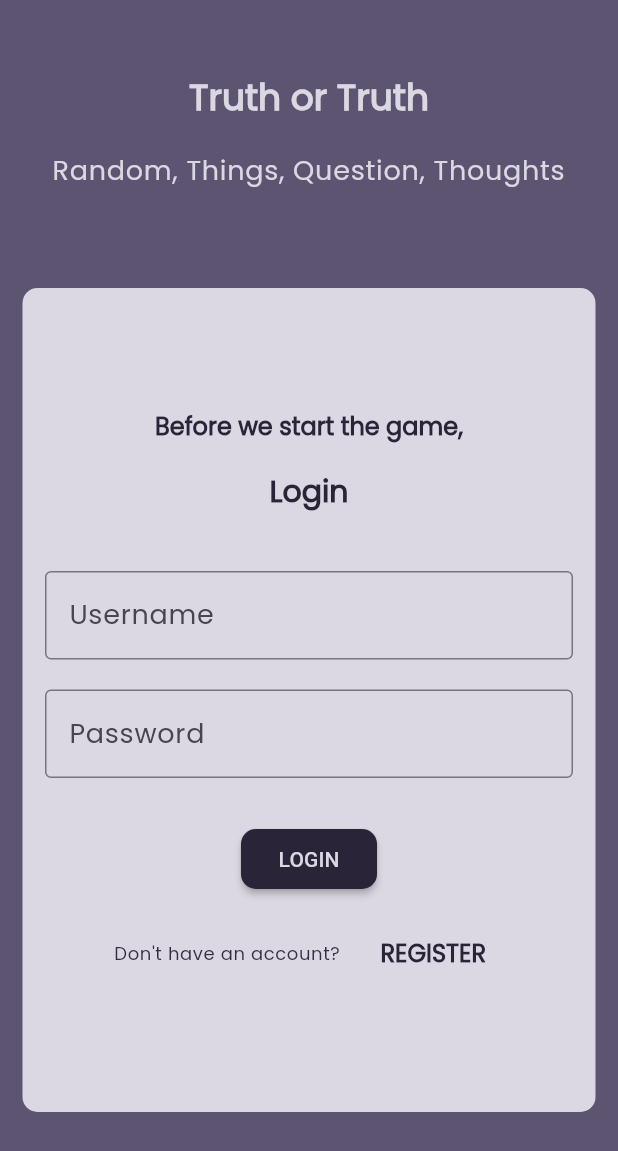
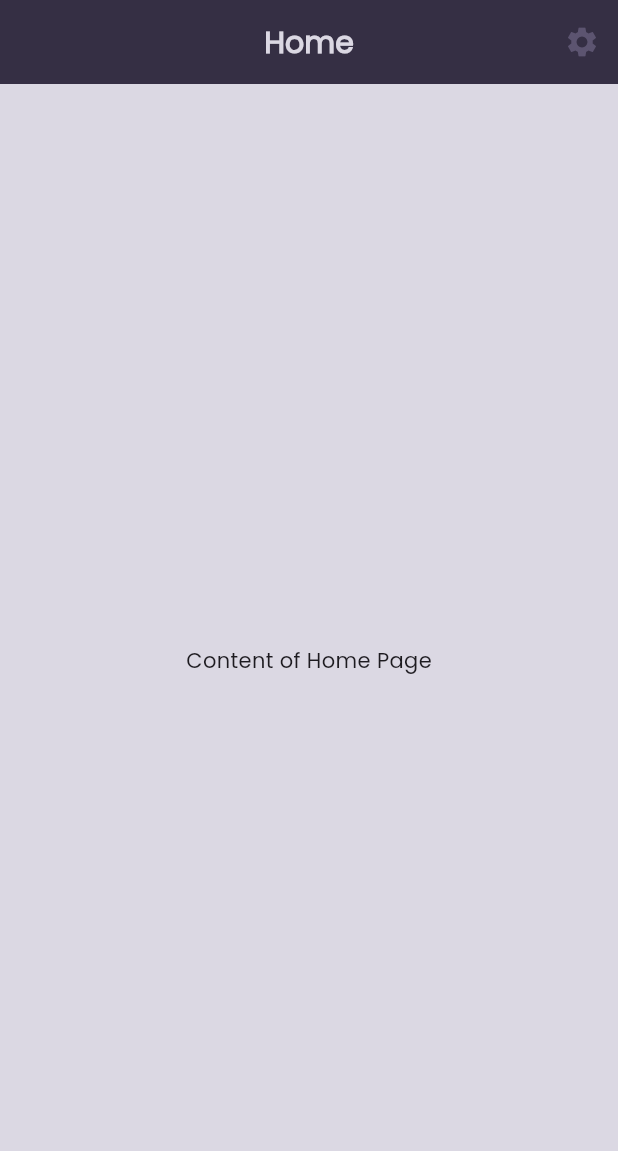
Before and after one commit to salsabilafnp/truth_or_truth, a Flutter app: the LoginPage screen opened directly, after a tap on "LOGIN", on a phone screen of 412 x 824 dp. Shown: the top 1151 px of the screen. Run offline on Flutter 3.47's test engine with Material 2 defaults, Android fonts, the phone set to English and light mode, and no system bars; our stand-ins replace get.

Commit message:
View for home, clear

```diff
--- a/lib/auth/view/login_page.dart
+++ b/lib/auth/view/login_page.dart
@@ -5,6 +5,7 @@ import 'package:truth_or_truth/auth/view/register_page.dart';
 import 'package:truth_or_truth/components/custom_button.dart';
 import 'package:truth_or_truth/components/custom_text_button.dart';
 import 'package:truth_or_truth/components/custom_text_field.dart';
+import 'package:truth_or_truth/home/view/home_page.dart';
 import 'package:truth_or_truth/utils/const.dart';
 import 'package:truth_or_truth/utils/theme.dart';
 
@@ -98,7 +99,7 @@ class LoginPage extends StatelessWidget {
                     CustomButton(
                       buttonLabel: 'Login',
                       onPressed: () {
-                        // Get.to(HomePage());
+                        Get.offAll(() => const HomePage());
                       },
                     ),
                     const SizedBox(height: Sizes.s15),
--- /dev/null
+++ b/lib/components/custom_appbar.dart
@@ -0,0 +1,55 @@
+import 'package:flutter/material.dart';
+import 'package:truth_or_truth/utils/theme.dart';
+
+class CustomAppBar extends StatelessWidget implements PreferredSizeWidget {
+  final String pageTitle;
+  static bool centerTitle = true;
+
+  const CustomAppBar({
+    super.key,
+    required this.pageTitle,
+  });
+
+  @override
+  Size get preferredSize => const Size.fromHeight(kToolbarHeight);
+
+  @override
+  Widget build(BuildContext context) {
+    final isHomePage = pageTitle == "Home";
+
+    return AppBar(
+      title: Text(
+        pageTitle,
+        style: Theme.of(context)
+            .textTheme
+            .headlineMedium!
+            .copyWith(color: AppColor.mainColor),
+      ),
+      automaticallyImplyLeading: checkImplyLeading(),
+      backgroundColor: AppColor.secondary,
+      centerTitle: true,
+      actions: _buildActions(isHomePage),
+    );
+  }
+
+  bool checkImplyLeading() {
+    return pageTitle == 'New Question';
+  }
+
+  List<Widget> _buildActions(bool isHomePage) {
+    List<Widget> actions = [];
+
+    if (isHomePage) {
+      actions.add(
+        IconButton(
+          icon: const Icon(
+            Icons.settings,
+            color: AppColor.tersier,
+          ),
+          onPressed: () {},
+        ),
+      );
+    }
+    return actions;
+  }
+}
--- /dev/null
+++ b/lib/history/view/history_page.dart
@@ -0,0 +1,10 @@
+import 'package:flutter/material.dart';
+
+class HistoryPage extends StatelessWidget {
+  const HistoryPage({super.key});
+
+  @override
+  Widget build(BuildContext context) {
+    return const Placeholder();
+  }
+}
--- /dev/null
+++ b/lib/home/view/home_page.dart
@@ -0,0 +1,16 @@
+import 'package:flutter/material.dart';
+import 'package:truth_or_truth/components/custom_appbar.dart';
+
+class HomePage extends StatelessWidget {
+  const HomePage({super.key});
+
+  @override
+  Widget build(BuildContext context) {
+    return Scaffold(
+      appBar: CustomAppBar(pageTitle: 'Home'),
+      body: const Center(
+        child: Text('Content of Home Page'),
+      ),
+    );
+  }
+}
```
